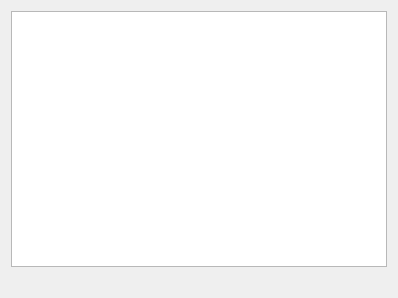
eiskaltdcpp/eiskaltdcpp, file eiskaltdcpp/ui/UIPublicHubs.ui: the form before one commit.
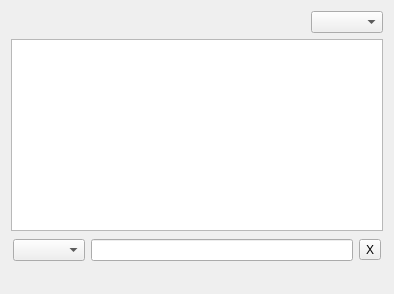
The form after the commit.

The edit to the form file:
```diff
--- a/eiskaltdcpp/ui/UIPublicHubs.ui
+++ b/eiskaltdcpp/ui/UIPublicHubs.ui
@@ -6,15 +6,15 @@
    <rect>
     <x>0</x>
     <y>0</y>
-    <width>398</width>
-    <height>298</height>
+    <width>394</width>
+    <height>294</height>
    </rect>
   </property>
   <property name="windowTitle">
    <string>Form</string>
   </property>
   <layout class="QGridLayout" name="gridLayout">
-   <item row="0" column="0">
+   <item row="1" column="0" colspan="2">
     <widget class="QTreeView" name="treeView">
      <property name="editTriggers">
       <set>QAbstractItemView::NoEditTriggers</set>
@@ -36,13 +36,63 @@
      </property>
     </widget>
    </item>
-   <item row="1" column="0">
+   <item row="4" column="0" colspan="2">
     <widget class="QLabel" name="label_STATUS">
      <property name="text">
       <string/>
      </property>
     </widget>
    </item>
+   <item row="0" column="1">
+    <widget class="QComboBox" name="comboBox_HUBS"/>
+   </item>
+   <item row="0" column="0">
+    <spacer name="horizontalSpacer">
+     <property name="orientation">
+      <enum>Qt::Horizontal</enum>
+     </property>
+     <property name="sizeHint" stdset="0">
+      <size>
+       <width>40</width>
+       <height>20</height>
+      </size>
+     </property>
+    </spacer>
+   </item>
+   <item row="3" column="0" colspan="2">
+    <widget class="QFrame" name="frame">
+     <property name="minimumSize">
+      <size>
+       <width>0</width>
+       <height>10</height>
+      </size>
+     </property>
+     <property name="frameShape">
+      <enum>QFrame::NoFrame</enum>
+     </property>
+     <property name="frameShadow">
+      <enum>QFrame::Plain</enum>
+     </property>
+     <layout class="QGridLayout" name="gridLayout_2">
+      <property name="margin">
+       <number>2</number>
+      </property>
+      <item row="0" column="1">
+       <widget class="QLineEdit" name="lineEdit_FILTER"/>
+      </item>
+      <item row="0" column="0">
+       <widget class="QComboBox" name="comboBox_FILTER"/>
+      </item>
+      <item row="0" column="2">
+       <widget class="QToolButton" name="toolButton_CLOSEFILTER">
+        <property name="text">
+         <string>X</string>
+        </property>
+       </widget>
+      </item>
+     </layout>
+    </widget>
+   </item>
   </layout>
  </widget>
  <resources/>
```
